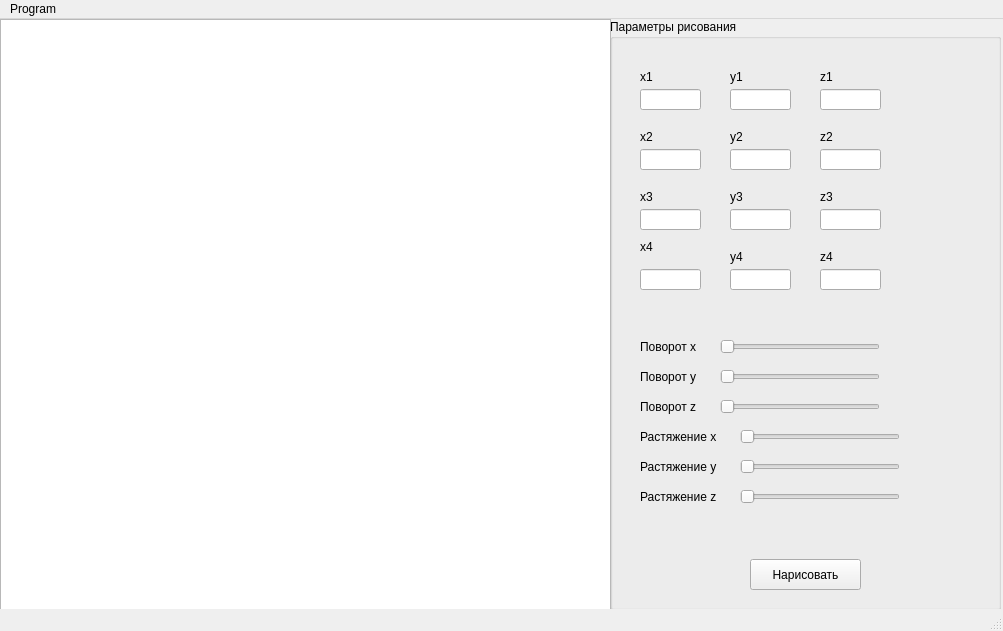
Qt form Sem4_3D_Simple/Sem4_3D_Simple/mainwindow.ui (curedjuju/4th_computer_graphics) before a commit.
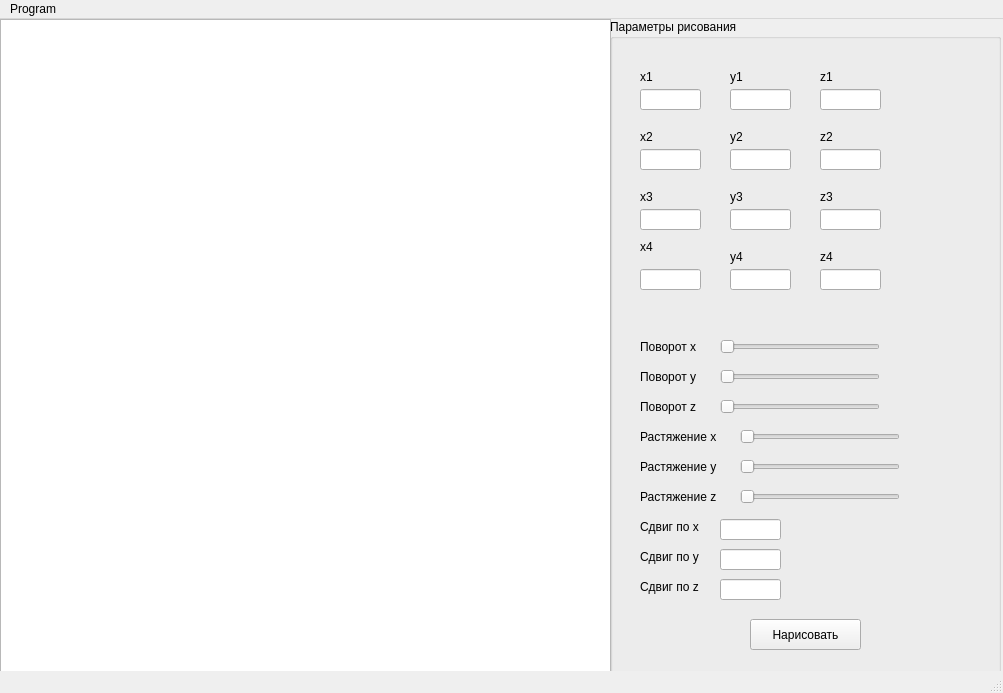
The same form after that commit.

What changed in the file:
```diff
--- a/Sem4_3D_Simple/Sem4_3D_Simple/mainwindow.ui
+++ b/Sem4_3D_Simple/Sem4_3D_Simple/mainwindow.ui
@@ -7,7 +7,7 @@
     <x>0</x>
     <y>0</y>
     <width>1003</width>
-    <height>631</height>
+    <height>693</height>
    </rect>
   </property>
   <property name="windowTitle">
@@ -20,7 +20,7 @@
       <x>0</x>
       <y>0</y>
       <width>611</width>
-      <height>591</height>
+      <height>661</height>
      </rect>
     </property>
    </widget>
@@ -30,7 +30,7 @@
       <x>610</x>
       <y>0</y>
       <width>391</width>
-      <height>591</height>
+      <height>661</height>
      </rect>
     </property>
     <property name="title">
@@ -40,7 +40,7 @@
      <property name="geometry">
       <rect>
        <x>140</x>
-       <y>540</y>
+       <y>600</y>
        <width>111</width>
        <height>31</height>
       </rect>
@@ -502,6 +502,75 @@
       <enum>Qt::Horizontal</enum>
      </property>
     </widget>
+    <widget class="QLabel" name="label_19">
+     <property name="geometry">
+      <rect>
+       <x>30</x>
+       <y>500</y>
+       <width>91</width>
+       <height>16</height>
+      </rect>
+     </property>
+     <property name="text">
+      <string>Сдвиг по x</string>
+     </property>
+    </widget>
+    <widget class="QLabel" name="label_20">
+     <property name="geometry">
+      <rect>
+       <x>30</x>
+       <y>530</y>
+       <width>91</width>
+       <height>16</height>
+      </rect>
+     </property>
+     <property name="text">
+      <string>Сдвиг по y</string>
+     </property>
+    </widget>
+    <widget class="QLabel" name="label_21">
+     <property name="geometry">
+      <rect>
+       <x>30</x>
+       <y>560</y>
+       <width>91</width>
+       <height>16</height>
+      </rect>
+     </property>
+     <property name="text">
+      <string>Сдвиг по z</string>
+     </property>
+    </widget>
+    <widget class="QLineEdit" name="trX">
+     <property name="geometry">
+      <rect>
+       <x>110</x>
+       <y>500</y>
+       <width>61</width>
+       <height>21</height>
+      </rect>
+     </property>
+    </widget>
+    <widget class="QLineEdit" name="trY">
+     <property name="geometry">
+      <rect>
+       <x>110</x>
+       <y>530</y>
+       <width>61</width>
+       <height>21</height>
+      </rect>
+     </property>
+    </widget>
+    <widget class="QLineEdit" name="trZ">
+     <property name="geometry">
+      <rect>
+       <x>110</x>
+       <y>560</y>
+       <width>61</width>
+       <height>21</height>
+      </rect>
+     </property>
+    </widget>
    </widget>
   </widget>
   <widget class="QMenuBar" name="menuBar">
```
